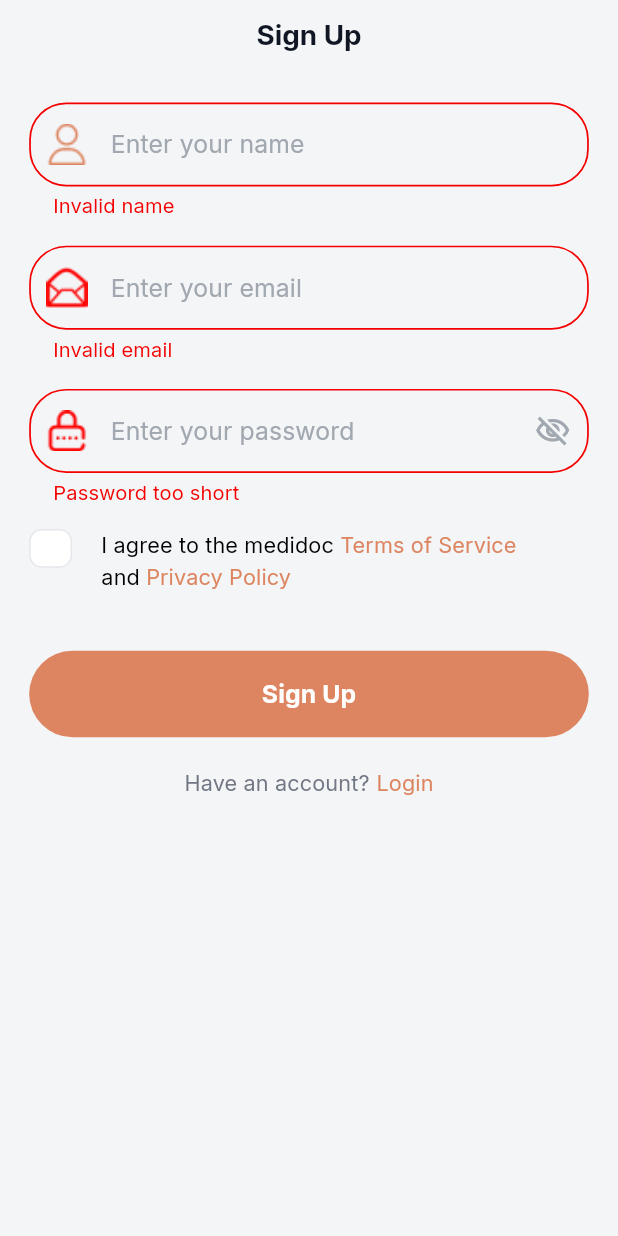
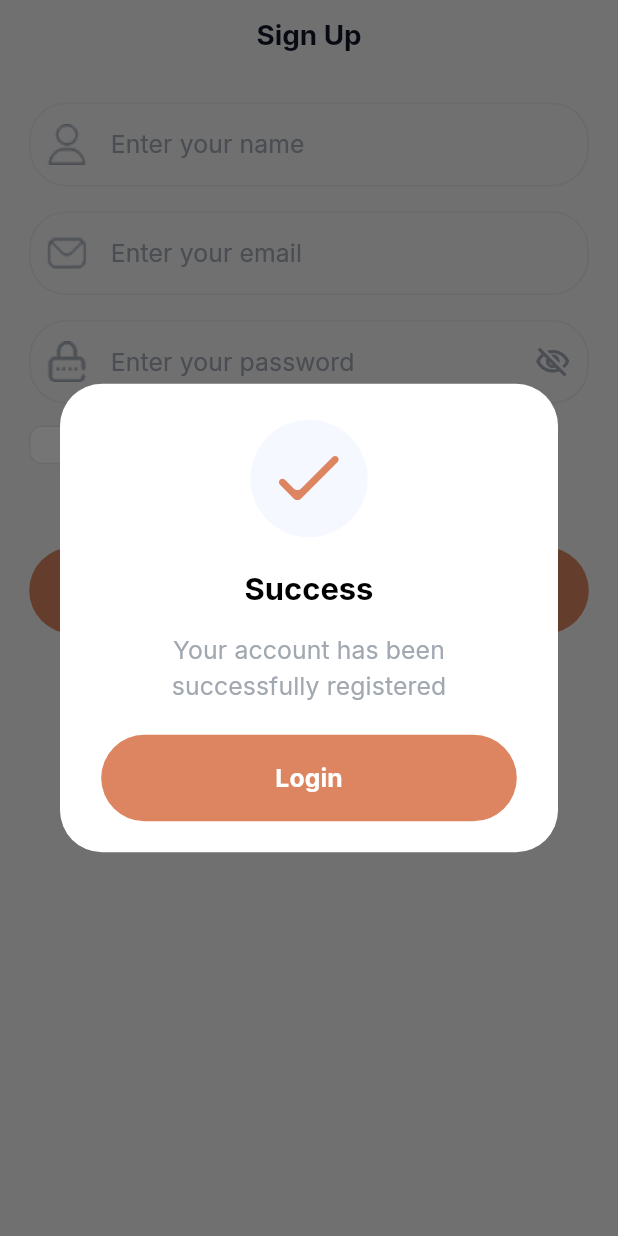
Before and after one commit to EzatRashad/Suits, a Flutter app: the SignupView screen opened directly, after a tap on "Sign Up", on a phone screen of 412 x 824 dp. Run offline on Flutter 3.47's test engine with Material 3 defaults, Android fonts, the phone set to English and light mode, and no system bars; our stand-ins replace flutter_screenutil, flutter_svg.

Commit message:
add SuccessDialog

```diff
--- /dev/null
+++ b/lib/core/widgets/success_dialog.dart
@@ -0,0 +1,55 @@
+import 'package:flutter/material.dart';
+import 'package:flutter_screenutil/flutter_screenutil.dart';
+import 'package:suits/core/style/app_colors.dart';
+import 'package:suits/core/utils/navigate.dart';
+import 'package:suits/core/utils/utils.dart';
+import 'package:suits/core/widgets/App_image.dart';
+import 'package:suits/core/widgets/button_widget.dart';
+
+class SuccessDialog extends StatelessWidget {
+  const SuccessDialog({
+    super.key,
+    required this.title,
+    required this.message,
+    required this.btnTitle,
+    required this.screen,
+  });
+  final String title;
+  final String message;
+  final String btnTitle;
+  final Widget screen;
+
+  @override
+  Widget build(BuildContext context) {
+    return SimpleDialog(
+      contentPadding: EdgeInsets.symmetric(horizontal: 24.w, vertical: 20.h),
+      backgroundColor: AppColors.white,
+      title: CircleAvatar(
+        radius: 38.r,
+        backgroundColor: Color(0XFF_F5F8FF),
+        child: AppImage(imageName: "check.svg"),
+      ),
+      children: [
+        Align(
+          alignment: AlignmentDirectional.center,
+          child: Text(title, style: Theme.of(context).textTheme.titleLarge),
+        ),
+        16.ph,
+        Text(
+          textAlign: TextAlign.center,
+          message,
+          style: Theme.of(
+            context,
+          ).textTheme.titleSmall!.copyWith(fontSize: 16.sp),
+        ),
+        20.ph,
+        AppButton(
+          title: btnTitle,
+          onTap: () {
+            context.nextScreen(screen);
+          },
+        ),
+      ],
+    );
+  }
+}
--- a/lib/views/auth/login.dart
+++ b/lib/views/auth/login.dart
@@ -9,6 +9,7 @@ import 'package:suits/core/widgets/button_widget.dart';
 import 'package:suits/core/widgets/login_or_signup.dart';
 import 'package:suits/core/widgets/or_divider.dart';
 import 'package:suits/core/widgets/social_media_btn.dart';
+import 'package:suits/core/widgets/success_dialog.dart';
 import 'package:suits/views/auth/signup.dart';
 
 class LoginView extends StatefulWidget {
@@ -157,23 +158,33 @@ class _LoginViewState extends State<LoginView> {
                   AppButton(
                     title: "Login",
                     onTap: () {
-                      if (_formKey.currentState!.validate()) {
-                        ScaffoldMessenger.of(context).showSnackBar(
-                          const SnackBar(content: Text('Logging in...')),
-                        );
+                      // if (_formKey.currentState!.validate()) {
+                      //   ScaffoldMessenger.of(context).showSnackBar(
+                      //     const SnackBar(content: Text('Logging in...')),
+                      //   );
 
-                        print("Email: ${emailController.text}");
-                        print("Password: ${passwordController.text}");
-                      } else {
-                        setState(() {
-                          emailError =
-                              emailController.text.isEmpty ||
-                              !emailController.text.contains("@");
-                          passwordError =
-                              passwordController.text.isEmpty ||
-                              passwordController.text.length < 6;
-                        });
-                      }
+                      //   print("Email: ${emailController.text}");
+                      //   print("Password: ${passwordController.text}");
+                      // } else {
+                      //   setState(() {
+                      //     emailError =
+                      //         emailController.text.isEmpty ||
+                      //         !emailController.text.contains("@");
+                      //     passwordError =
+                      //         passwordController.text.isEmpty ||
+                      //         passwordController.text.length < 6;
+                      //   });
+                      // }
+                      showDialog(
+                        context: context,
+                        builder: (context) => const SuccessDialog(
+                          title: "Yeay! Welcome Back",
+                          message:
+                              'Once again you login successfully into medidoc app',
+                          btnTitle: 'Go to home',
+                          screen: Scaffold(),
+                        ),
+                      );
                     },
                   ),
                   19.ph,
--- a/lib/views/auth/signup.dart
+++ b/lib/views/auth/signup.dart
@@ -9,6 +9,7 @@ import 'package:suits/core/widgets/button_widget.dart';
 import 'package:suits/core/widgets/login_or_signup.dart';
 import 'package:suits/core/widgets/or_divider.dart';
 import 'package:suits/core/widgets/social_media_btn.dart';
+import 'package:suits/core/widgets/success_dialog.dart';
 import 'package:suits/views/auth/login.dart';
 
 class SignupView extends StatefulWidget {
@@ -173,17 +174,14 @@ class _SignupViewState extends State<SignupView> {
                         child: Container(
                           width: 25.w,
                           height: 25.h,
+                          padding: EdgeInsets.all(3.r),
                           decoration: BoxDecoration(
                             color: AppColors.white,
                             borderRadius: BorderRadius.circular(8.r),
                             border: Border.all(color: AppColors.borderColor),
                           ),
                           child: isChecked
-                              ? Icon(
-                                  Icons.check,
-                                  color: AppColors.primary,
-                                  size: 16.sp,
-                                )
+                              ? AppImage(imageName: "check.svg")
                               : null,
                         ),
                       ),
@@ -229,23 +227,33 @@ class _SignupViewState extends State<SignupView> {
                   AppButton(
                     title: "Sign Up",
                     onTap: () {
-                      if (_formKey.currentState!.validate()) {
-                        ScaffoldMessenger.of(context).showSnackBar(
-                          const SnackBar(content: Text('Logging in...')),
-                        );
+                      // if (_formKey.currentState!.validate()) {
+                      //   ScaffoldMessenger.of(context).showSnackBar(
+                      //     const SnackBar(content: Text('Logging in...')),
+                      //   );
 
-                        print("Email: ${emailController.text}");
-                        print("Password: ${passwordController.text}");
-                      } else {
-                        setState(() {
-                          emailError =
-                              emailController.text.isEmpty ||
-                              !emailController.text.contains("@");
-                          passwordError =
-                              passwordController.text.isEmpty ||
-                              passwordController.text.length < 6;
-                        });
-                      }
+                      //   print("Email: ${emailController.text}");
+                      //   print("Password: ${passwordController.text}");
+                      // } else {
+                      //   setState(() {
+                      //     emailError =
+                      //         emailController.text.isEmpty ||
+                      //         !emailController.text.contains("@");
+                      //     passwordError =
+                      //         passwordController.text.isEmpty ||
+                      //         passwordController.text.length < 6;
+                      //   });
+                      // }
+                      showDialog(
+                        context: context,
+                        builder: (context) => const SuccessDialog(
+                          title: "Success",
+                          message:
+                              "Your account has been successfully registered",
+                          btnTitle: "Login",
+                          screen: LoginView(),
+                        ),
+                      );
                     },
                   ),
                   19.ph,
```
